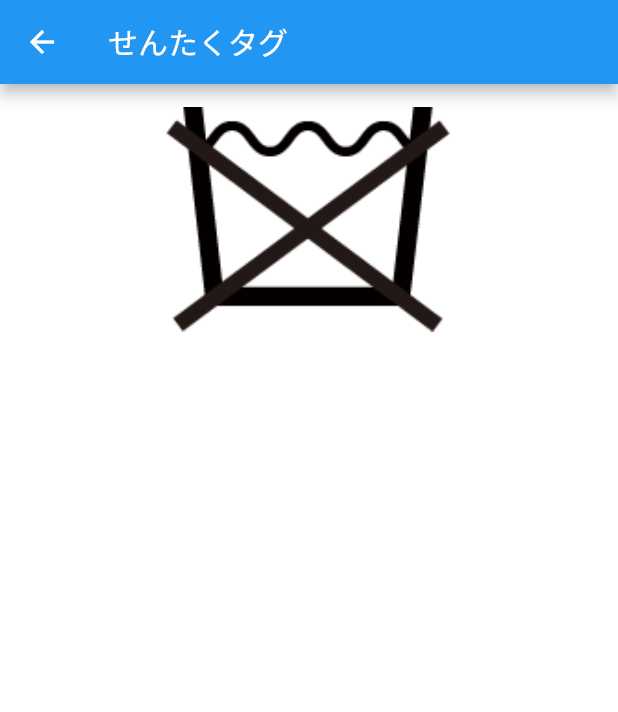
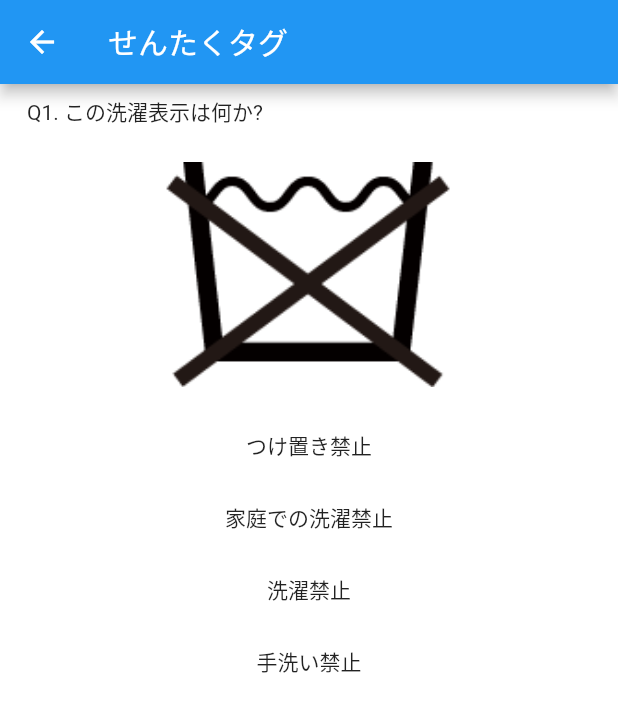
Before and after one commit to cygnu/washer_tag, a Flutter app: the QuestionScreen screen opened directly, on a phone screen of 412 x 824 dp. Shown: the top 712 px of the screen. Run offline on Flutter 3.47's test engine with Material 2 defaults, Android fonts, the phone set to English and light mode, and no system bars.

Commit message:
feat: Creating a sample quiz

```diff
--- /dev/null
+++ b/lib/components/answer_button.dart
@@ -0,0 +1,17 @@
+import 'package:flutter/material.dart';
+
+class AnswerButton extends StatelessWidget {
+  const AnswerButton({Key? key, required this.optionText}) : super(key: key);
+
+  final String optionText;
+
+  @override
+  Widget build(BuildContext context) {
+    return Container(
+      child: MaterialButton(
+        onPressed: () {},
+        child: Text(optionText),
+      ),
+    );
+  }
+}
--- a/lib/screens/question_screen.dart
+++ b/lib/screens/question_screen.dart
@@ -1,4 +1,5 @@
 import 'package:flutter/material.dart';
+import 'package:washer_quiz/components/answer_button.dart';
 
 class QuestionScreen extends StatelessWidget {
   const QuestionScreen({Key? key}) : super(key: key);
@@ -14,10 +15,14 @@ class QuestionScreen extends StatelessWidget {
         child: Padding(
           padding: const EdgeInsets.symmetric(horizontal: 10.0),
           child: Column(
-            mainAxisAlignment: MainAxisAlignment.spaceBetween,
+            mainAxisAlignment: MainAxisAlignment.start,
             crossAxisAlignment: CrossAxisAlignment.stretch,
-            children: const [
-              Padding(
+            children: [
+              const Padding(
+                padding: EdgeInsets.all(8.0),
+                child: Text("Q1. この洗濯表示は何か?"),
+              ),
+              const Padding(
                 padding: EdgeInsets.symmetric(
                   horizontal: 100.0,
                   vertical: 15.0,
@@ -27,6 +32,23 @@ class QuestionScreen extends StatelessWidget {
                   fit: BoxFit.cover,
                 ),
               ),
+              Column(
+                mainAxisAlignment: MainAxisAlignment.spaceBetween,
+                children: const [
+                  AnswerButton(
+                    optionText: "つけ置き禁止",
+                  ),
+                  AnswerButton(
+                    optionText: "家庭での洗濯禁止",
+                  ),
+                  AnswerButton(
+                    optionText: "洗濯禁止",
+                  ),
+                  AnswerButton(
+                    optionText: "手洗い禁止",
+                  ),
+                ],
+              )
             ],
           ),
         ),
```
